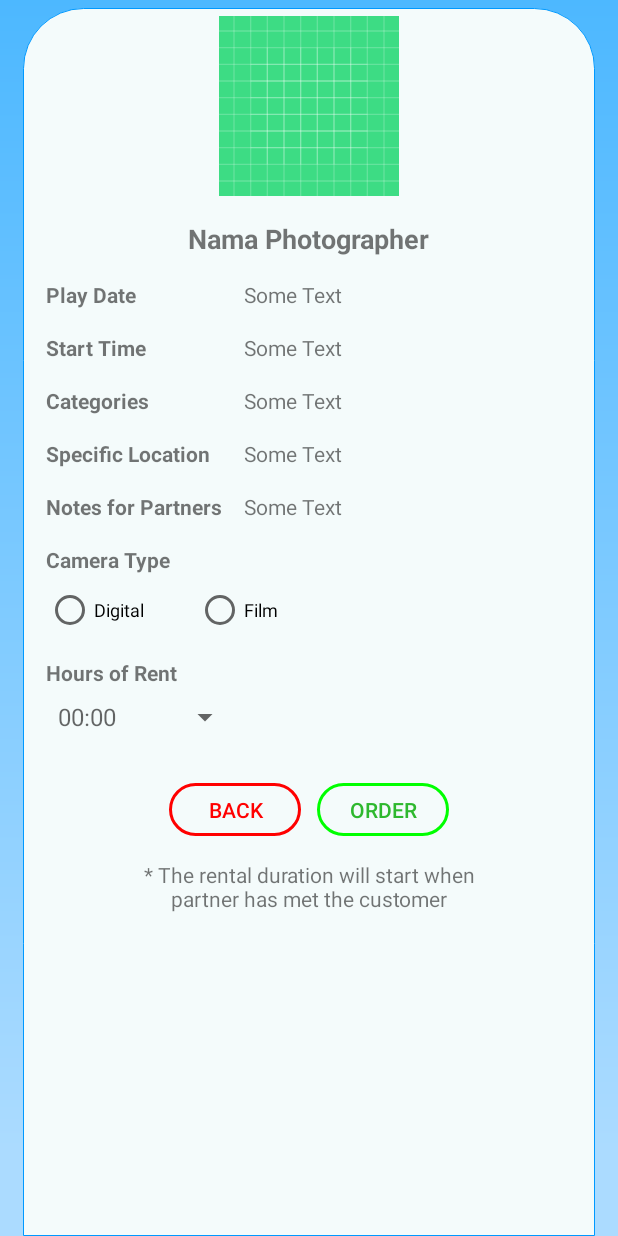
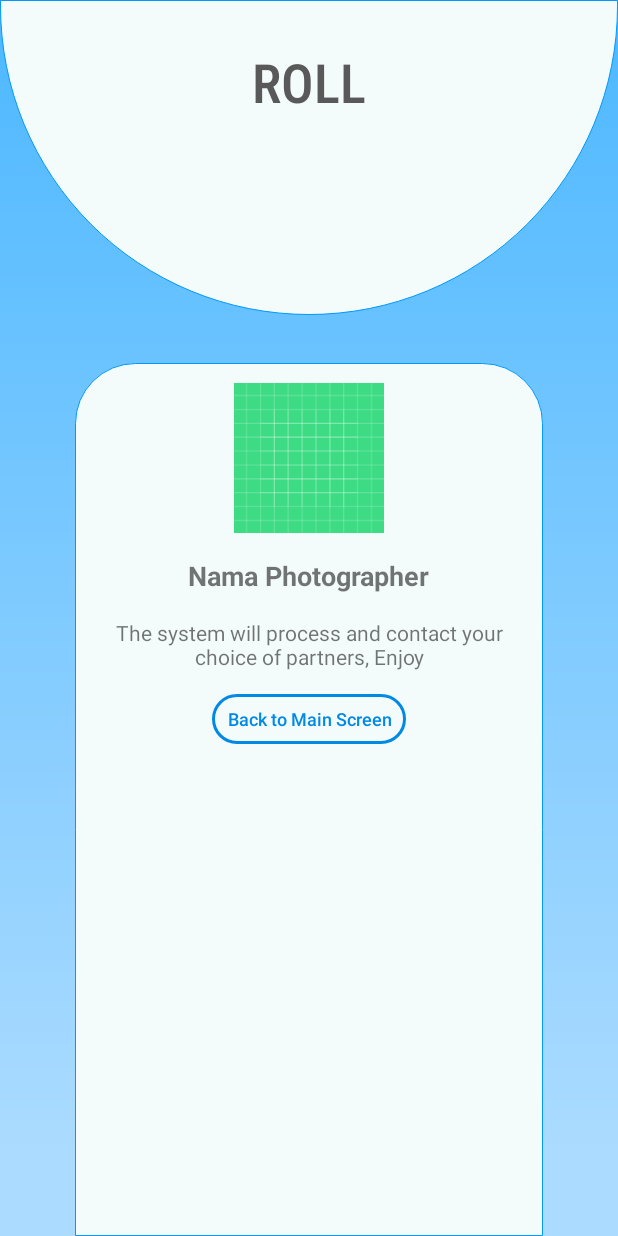
Before and after one commit to ikhsanmoh/androidProject-rollApp, an Android app: the OrderConfirmation screen opened directly, with no data from a screen before it, after a tap on "ORDER", on a phone screen of 412 x 824 dp. Run offline under Robolectric (Android 15) with nearby library versions, the phone set to English and light mode, and no system bars; pictures from the network do not load; 1 statement that could not run was skipped.

Commit message:
Finish modul Order Completed

```diff
--- a/app/src/main/AndroidManifest.xml
+++ b/app/src/main/AndroidManifest.xml
@@ -11,7 +11,8 @@
         android:roundIcon="@mipmap/ic_launcher_round"
         android:supportsRtl="true"
         android:theme="@style/AppTheme">
-        <activity android:name=".OrderConfirmation"></activity>
+        <activity android:name=".OrderCompleted"></activity>
+        <activity android:name=".OrderConfirmation" />
         <activity android:name=".BookingForm" />
         <activity android:name=".PhotographerProfileActivity" />
         <activity android:name=".BerandaActivity" />
--- a/app/src/main/java/project/roll/BookingForm.java
+++ b/app/src/main/java/project/roll/BookingForm.java
@@ -2,8 +2,12 @@ package project.roll;
 
 import androidx.appcompat.app.AppCompatActivity;
 
+import android.content.BroadcastReceiver;
+import android.content.Context;
 import android.content.Intent;
+import android.content.IntentFilter;
 import android.os.Bundle;
+import android.util.Log;
 import android.view.View;
 import android.view.ViewGroup;
 import android.widget.ArrayAdapter;
@@ -34,7 +38,9 @@ public class BookingForm extends AppCompatActivity implements View.OnClickListen
 
   private String[] formData;
 
-  Photographer photographerData;
+  private Photographer photographerData;
+
+  private BroadcastReceiver broadcastReceiver;
 
   @Override
   protected void onCreate(Bundle savedInstanceState) {
@@ -107,6 +113,18 @@ public class BookingForm extends AppCompatActivity implements View.OnClickListen
 
     btnCancel.setOnClickListener(this);
     btnConfirm.setOnClickListener(this);
+
+    broadcastReceiver = new BroadcastReceiver() {
+      @Override
+      public void onReceive(Context arg0, Intent intent) {
+        String action = intent.getAction();
+        if (action.equals("finish_activity")) {
+          Log.d("OnReceiveTest", "Booking Form Finished");
+          finish();
+        }
+      }
+    };
+    registerReceiver(broadcastReceiver, new IntentFilter("finish_activity"));
   }
 
   public ArrayAdapter<String> adapterSetup(){
@@ -173,4 +191,10 @@ public class BookingForm extends AppCompatActivity implements View.OnClickListen
         break;
     }
   }
+
+  @Override
+  protected void onDestroy() {
+    super.onDestroy();
+    unregisterReceiver(broadcastReceiver);
+  }
 }
--- /dev/null
+++ b/app/src/main/java/project/roll/OrderCompleted.java
@@ -0,0 +1,60 @@
+package project.roll;
+
+import androidx.appcompat.app.AppCompatActivity;
+
+import android.content.Intent;
+import android.os.Bundle;
+import android.view.View;
+import android.widget.Button;
+import android.widget.ImageView;
+import android.widget.TextView;
+
+import com.bumptech.glide.Glide;
+
+import project.roll.model.Photographer;
+import project.roll.utils.SampleDataSet;
+
+import static project.roll.PhotographerProfileActivity.PHOTOGRAPHER_ID_KEY;
+
+public class OrderCompleted extends AppCompatActivity {
+
+  private Button btnFinishOrder;
+  private ImageView imgPhotographer;
+  private TextView txtPhotographerName;
+  private Photographer photographerData;
+
+  @Override
+  protected void onCreate(Bundle savedInstanceState) {
+    super.onCreate(savedInstanceState);
+    setContentView(R.layout.activity_order_completed);
+
+    imgPhotographer = findViewById(R.id.imgPhotographer);
+    txtPhotographerName = findViewById(R.id.txtPhotographerName);
+    btnFinishOrder = findViewById(R.id.btnFinishOrder);
+
+    Intent myIntent = getIntent();
+    if (null != myIntent){
+      int photographerId = myIntent.getIntExtra(PHOTOGRAPHER_ID_KEY, -1);
+      if (photographerId != -1){
+        photographerData = SampleDataSet.getInstance().getPhotographerById(photographerId);
+        if (null != photographerData){
+          setDataViews(photographerData);
+        }
+      }
+    }
+
+    btnFinishOrder.setOnClickListener(new View.OnClickListener() {
+      @Override
+      public void onClick(View view) {
+        finish();
+      }
+    });
+  }
+
+  private void setDataViews(Photographer photographerData) {
+    Glide.with(this)
+            .asBitmap().load(photographerData.getImgUrl())
+            .into(imgPhotographer);
+    txtPhotographerName.setText(photographerData.getName());
+  }
+}
--- a/app/src/main/java/project/roll/OrderConfirmation.java
+++ b/app/src/main/java/project/roll/OrderConfirmation.java
@@ -2,6 +2,7 @@ package project.roll;
 
 import androidx.appcompat.app.AppCompatActivity;
 
+import android.content.Context;
 import android.content.Intent;
 import android.os.Bundle;
 import android.view.View;
@@ -32,7 +33,7 @@ public class OrderConfirmation extends AppCompatActivity implements View.OnClick
 
   private String inputDate, inputTime, inputCategories, inputLocation, inputNotes;
 
-  Photographer photographerData;
+  private Photographer photographerData;
 
   @Override
   protected void onCreate(Bundle savedInstanceState) {
@@ -125,7 +126,12 @@ public class OrderConfirmation extends AppCompatActivity implements View.OnClick
         finish();
         break;
       case R.id.btnOrder:
-        // Do Things
+        Intent myInt = new Intent(this, OrderCompleted.class);
+        myInt.putExtra(PHOTOGRAPHER_ID_KEY, photographerData.getId());
+        Intent intent = new Intent("finish_activity");
+        sendBroadcast(intent);
+        startActivity(myInt);
+        finish();
         break;
       default:
         break;
--- a/app/src/main/java/project/roll/PhotographerProfileActivity.java
+++ b/app/src/main/java/project/roll/PhotographerProfileActivity.java
@@ -2,8 +2,12 @@ package project.roll;
 
 import androidx.appcompat.app.AppCompatActivity;
 
+import android.content.BroadcastReceiver;
+import android.content.Context;
 import android.content.Intent;
+import android.content.IntentFilter;
 import android.os.Bundle;
+import android.util.Log;
 import android.view.View;
 import android.widget.Button;
 import android.widget.ImageView;
@@ -26,6 +30,8 @@ public class PhotographerProfileActivity extends AppCompatActivity implements Vi
 
   private Photographer photographerData;
 
+  private  BroadcastReceiver broadcastReceiver;
+
   @Override
   protected void onCreate(Bundle savedInstanceState) {
     super.onCreate(savedInstanceState);
@@ -46,6 +52,18 @@ public class PhotographerProfileActivity extends AppCompatActivity implements Vi
 
     btnCloseProfile.setOnClickListener(this);
     btnBook.setOnClickListener(this);
+
+    broadcastReceiver = new BroadcastReceiver() {
+      @Override
+      public void onReceive(Context arg0, Intent intent) {
+        String action = intent.getAction();
+        if (action.equals("finish_activity")) {
+          Log.d("OnReceiveTest", "Photographer Profile Finished");
+          finish();
+        }
+      }
+    };
+    registerReceiver(broadcastReceiver, new IntentFilter("finish_activity"));
   }
 
   private void initViews() {
@@ -109,4 +127,10 @@ public class PhotographerProfileActivity extends AppCompatActivity implements Vi
         break;
     }
   }
+
+  @Override
+  protected void onDestroy() {
+    super.onDestroy();
+    unregisterReceiver(broadcastReceiver);
+  }
 }
--- /dev/null
+++ b/app/src/main/res/layout/activity_order_completed.xml
@@ -0,0 +1,123 @@
+<?xml version="1.0" encoding="utf-8"?>
+<LinearLayout
+    xmlns:android="http://schemas.android.com/apk/res/android"
+    xmlns:app="http://schemas.android.com/apk/res-auto"
+    xmlns:tools="http://schemas.android.com/tools"
+    android:layout_width="match_parent"
+    android:layout_height="match_parent"
+    android:orientation="vertical"
+    android:background="@drawable/main_bg"
+    tools:context=".OrderCompleted">
+
+    <RelativeLayout
+        android:id="@+id/relativeLayout"
+        android:layout_width="match_parent"
+        android:layout_height="210dp"
+        android:background="@drawable/card2"
+        app:layout_constraintEnd_toEndOf="parent"
+        app:layout_constraintStart_toStartOf="parent"
+        app:layout_constraintTop_toTopOf="parent">
+
+        <TextView
+            android:id="@+id/app_title"
+            android:layout_width="wrap_content"
+            android:layout_height="wrap_content"
+            android:layout_centerHorizontal="true"
+            android:layout_marginTop="30dp"
+            android:fontFamily="sans-serif-condensed-light"
+            android:text="@string/app_name"
+            android:textAlignment="center"
+            android:textAllCaps="true"
+            android:textAppearance="@style/TextAppearance.AppCompat.Large"
+            android:textColor="@color/gray"
+            android:textSize="36sp"
+            android:textStyle="bold" />
+    </RelativeLayout>
+
+    <RelativeLayout
+    android:layout_width="match_parent"
+    android:layout_height="match_parent"
+    android:layout_marginStart="50dp"
+    android:layout_marginTop="32dp"
+    android:layout_marginEnd="50dp"
+    android:background="@drawable/card1">
+
+    <ScrollView
+        android:layout_width="match_parent"
+        android:layout_height="match_parent">
+
+        <androidx.constraintlayout.widget.ConstraintLayout
+            android:layout_width="match_parent"
+            android:layout_height="wrap_content">
+
+            <RelativeLayout
+                android:id="@+id/rowOne"
+                android:layout_width="wrap_content"
+                android:layout_height="wrap_content"
+                android:layout_marginTop="8dp"
+                app:layout_constraintEnd_toEndOf="parent"
+                app:layout_constraintStart_toStartOf="parent"
+                app:layout_constraintTop_toTopOf="parent">
+
+                <ImageView
+                    android:id="@+id/imgPhotographer"
+                    android:layout_width="100dp"
+                    android:layout_height="100dp"
+                    android:layout_centerHorizontal="true"
+                    android:layout_marginTop="5dp"
+                    app:layout_constraintEnd_toEndOf="parent"
+                    app:layout_constraintStart_toStartOf="parent"
+                    app:layout_constraintTop_toTopOf="parent"
+                    app:srcCompat="@drawable/ic_launcher_background" />
+
+                <TextView
+                    android:id="@+id/txtPhotographerName"
+                    android:layout_width="wrap_content"
+                    android:layout_height="wrap_content"
+                    android:layout_below="@id/imgPhotographer"
+                    android:layout_centerHorizontal="true"
+                    android:layout_marginTop="16dp"
+                    android:text="@string/photographer_name"
+                    android:textSize="18sp"
+                    android:textStyle="bold"
+                    app:layout_constraintEnd_toEndOf="parent"
+                    app:layout_constraintStart_toStartOf="parent" />
+
+            </RelativeLayout>
+
+            <TextView
+                android:id="@+id/order_messages"
+                android:layout_width="0dp"
+                android:layout_height="wrap_content"
+                android:layout_marginStart="16dp"
+                android:layout_marginTop="16dp"
+                android:layout_marginEnd="16dp"
+                android:text="@string/order_messages"
+                android:textAlignment="center"
+                app:layout_constraintEnd_toEndOf="parent"
+                app:layout_constraintStart_toStartOf="parent"
+                app:layout_constraintTop_toBottomOf="@id/rowOne" />
+
+            <Button
+                android:id="@+id/btnFinishOrder"
+                android:layout_width="wrap_content"
+                android:layout_height="33dp"
+                android:layout_marginTop="15dp"
+                android:layout_marginBottom="20dp"
+                android:background="@drawable/circle_shape_transparent_stroke_green"
+                android:backgroundTint="@color/blue"
+                android:paddingHorizontal="10dp"
+                android:text="@string/finish_order"
+                android:textAllCaps="false"
+                android:textColor="@color/blue"
+                android:textSize="12sp"
+                app:layout_constraintBottom_toBottomOf="parent"
+                app:layout_constraintEnd_toEndOf="parent"
+                app:layout_constraintStart_toStartOf="parent"
+                app:layout_constraintTop_toBottomOf="@+id/order_messages" />
+
+        </androidx.constraintlayout.widget.ConstraintLayout>
+
+    </ScrollView>
+</RelativeLayout>
+</LinearLayout>
--- a/app/src/main/res/values/strings.xml
+++ b/app/src/main/res/values/strings.xml
@@ -7,6 +7,9 @@
     </string>
     <string name="book_note">
         * The rental duration will start when partner has met the customer
+    </string>
+    <string name="order_messages">
+        The system will process and contact your choice of partners, Enjoy
     </string>
     <string name="prompt_inputValue">Some Text</string>
 
@@ -21,6 +24,7 @@
     <string name="next">Next</string>
     <string name="back">Back</string>
     <string name="order">Order</string>
+    <string name="finish_order">Back to Main Screen</string>
 
     <!-- Label -->
     <string name="home">Home</string>
```
